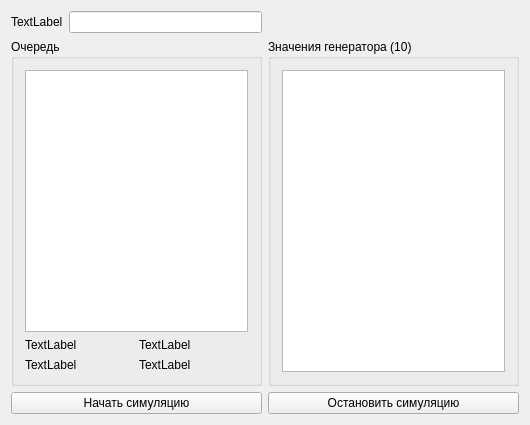
Above: mainwindow.ui from JacKeTUs/Lab2 before the change. Below: the same form after it.
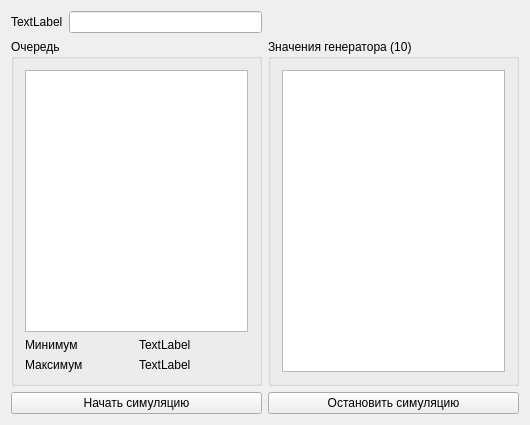
That is the form after the change.

What changed in the file:
```diff
--- a/mainwindow.ui
+++ b/mainwindow.ui
@@ -22,16 +22,16 @@
       </property>
       <layout class="QGridLayout" name="gridLayout">
        <item row="2" column="0">
-        <widget class="QLabel" name="label_3">
+        <widget class="QLabel" name="label_2">
          <property name="text">
-          <string>TextLabel</string>
+          <string>Максимум</string>
          </property>
         </widget>
        </item>
        <item row="1" column="0">
         <widget class="QLabel" name="label">
          <property name="text">
-          <string>TextLabel</string>
+          <string>Минимум</string>
          </property>
         </widget>
        </item>
@@ -43,7 +43,7 @@
         </widget>
        </item>
        <item row="2" column="1">
-        <widget class="QLabel" name="label_2">
+        <widget class="QLabel" name="max_label">
          <property name="text">
           <string>TextLabel</string>
          </property>
```
Left out of the diff: 2 changed lines with no effect on the pictures.
